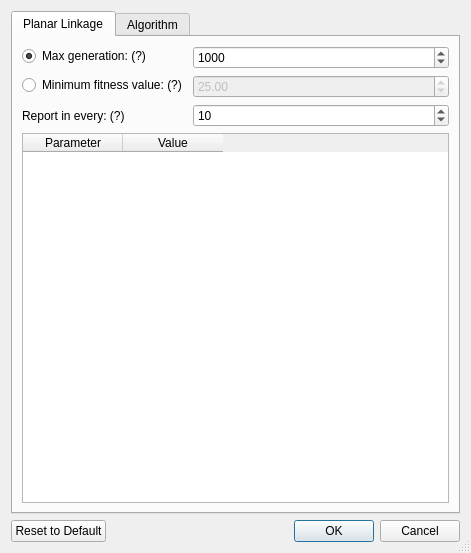
This is core/synthesis/DimensionalSynthesis/DimensionalSynthesis_dialog/options.ui in KmolYuan/Pyslvs-UI as Qt 5 draws it before an edit. The edited form follows.
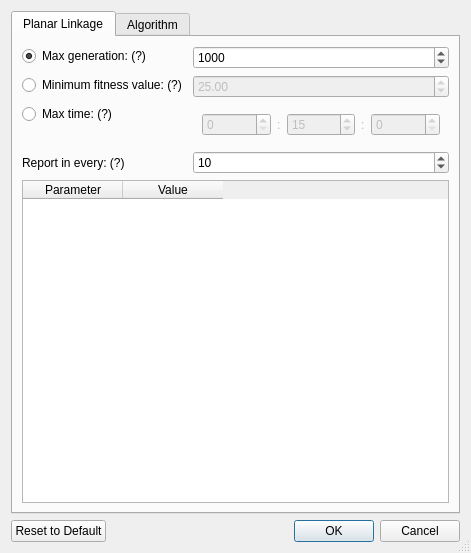
This is the edited form. Icons and pictures are not drawn.

Commit message: Add 'maximum time' task option.

```diff
--- a/core/synthesis/DimensionalSynthesis/DimensionalSynthesis_dialog/options.ui
+++ b/core/synthesis/DimensionalSynthesis/DimensionalSynthesis_dialog/options.ui
@@ -91,7 +91,7 @@
            </property>
           </widget>
          </item>
-         <item row="3" column="0">
+         <item row="4" column="0">
           <widget class="QLabel" name="report_label">
            <property name="toolTip">
             <string>&lt;html&gt;&lt;head/&gt;&lt;body&gt;&lt;p&gt;If the value set to 0, algorithm will report in every 10 generations.&lt;/p&gt;&lt;/body&gt;&lt;/html&gt;</string>
@@ -101,13 +101,85 @@
            </property>
           </widget>
          </item>
-         <item row="3" column="1">
+         <item row="4" column="1">
           <widget class="QSpinBox" name="report">
            <property name="value">
             <number>10</number>
            </property>
           </widget>
          </item>
+         <item row="3" column="0">
+          <widget class="QRadioButton" name="maxTime_option">
+           <property name="toolTip">
+            <string>&lt;html&gt;&lt;head/&gt;&lt;body&gt;&lt;p&gt;This parameter determines the times of evolution.&lt;/p&gt;&lt;p&gt;If the value set to 0, algorithm will stop only when you clicked the interrupt button.&lt;/p&gt;&lt;/body&gt;&lt;/html&gt;</string>
+           </property>
+           <property name="text">
+            <string>Max time: (?)</string>
+           </property>
+          </widget>
+         </item>
+         <item row="3" column="1">
+          <widget class="QWidget" name="maxTime" native="true">
+           <property name="enabled">
+            <bool>false</bool>
+           </property>
+           <layout class="QHBoxLayout" name="horizontalLayout_2">
+            <item>
+             <widget class="QSpinBox" name="maxTime_h">
+              <property name="maximum">
+               <number>24</number>
+              </property>
+             </widget>
+            </item>
+            <item>
+             <widget class="QLabel" name="label_2">
+              <property name="sizePolicy">
+               <sizepolicy hsizetype="Fixed" vsizetype="Preferred">
+                <horstretch>0</horstretch>
+                <verstretch>0</verstretch>
+               </sizepolicy>
+              </property>
+              <property name="text">
+               <string>:</string>
+              </property>
+             </widget>
+            </item>
+            <item>
+             <widget class="QSpinBox" name="maxTime_m">
+              <property name="maximum">
+               <number>59</number>
+              </property>
+              <property name="value">
+               <number>15</number>
+              </property>
+             </widget>
+            </item>
+            <item>
+             <widget class="QLabel" name="label_3">
+              <property name="sizePolicy">
+               <sizepolicy hsizetype="Fixed" vsizetype="Preferred">
+                <horstretch>0</horstretch>
+                <verstretch>0</verstretch>
+               </sizepolicy>
+              </property>
+              <property name="text">
+               <string>:</string>
+              </property>
+             </widget>
+            </item>
+            <item>
+             <widget class="QSpinBox" name="maxTime_s">
+              <property name="maximum">
+               <number>59</number>
+              </property>
+              <property name="singleStep">
+               <number>10</number>
+              </property>
+             </widget>
+            </item>
+           </layout>
+          </widget>
+         </item>
         </layout>
        </item>
        <item>
```
Left out of the diff: 16 changed lines with no effect on the pictures. The commit also changes 9 other files.
